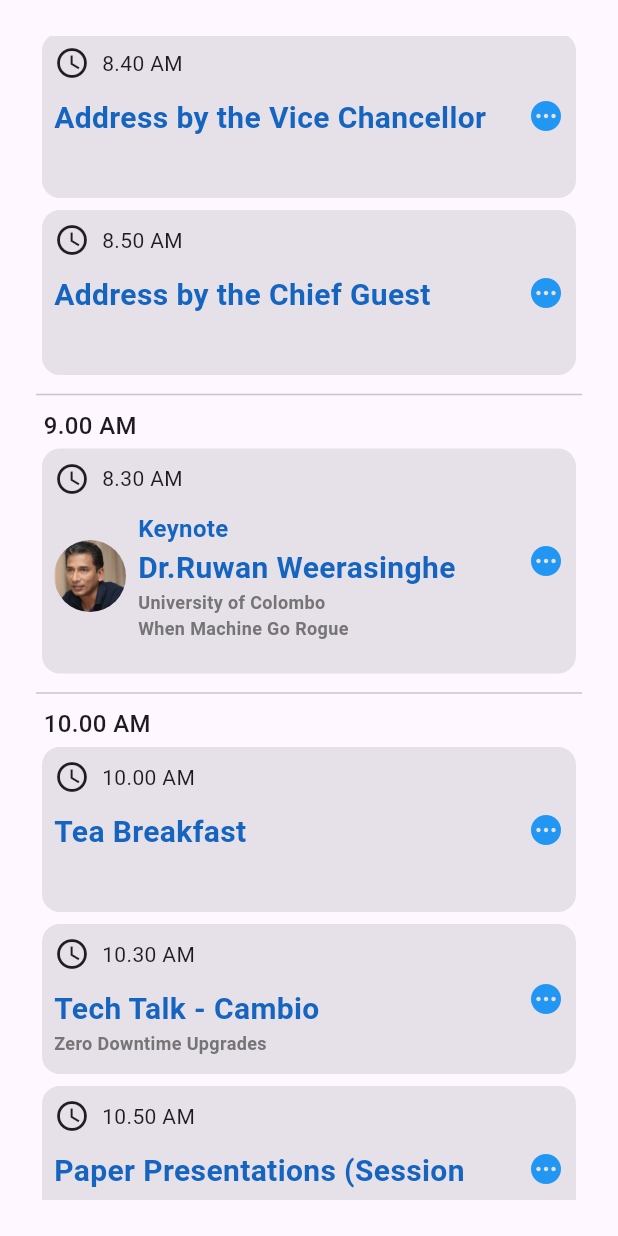
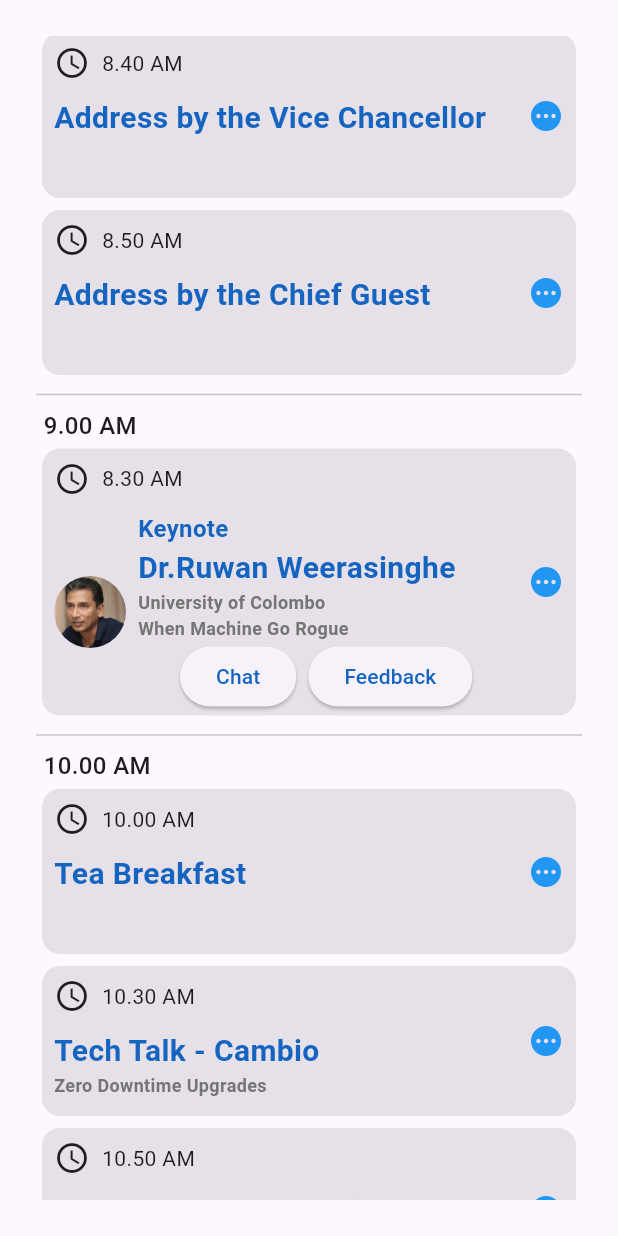
Before and after one commit to ProjectConfee/Confee-mobile, a Flutter app: the Schedule screen opened directly, scrolled down 576 dp, on a phone screen of 412 x 824 dp. Run offline on Flutter 3.47's test engine with Material 3 defaults, Android fonts, the phone set to English and light mode, and no system bars; our stand-ins replace youtube_player_flutter; missing offline and left inert: qr_code_scanner, syncfusion_flutter_pdfviewer.

Commit message:
Update schedule.dart

```diff
--- a/lib/screens/event/schedule.dart
+++ b/lib/screens/event/schedule.dart
@@ -310,7 +310,7 @@ class _SampleCardWithProfile extends StatelessWidget {
 
     return SizedBox(
       width: 450,
-      height: 150,
+
       child: Row(
         children: [
           Expanded(
@@ -378,8 +378,31 @@ class _SampleCardWithProfile extends StatelessWidget {
                               color: Colors.grey[600],
                               fontWeight: FontWeight.bold,
                             ),
-
                           ),
+                          Row(
+                            children: [
+                              const SizedBox(width: 28),
+                              ElevatedButton(
+                                onPressed: () {
+                                  // Handle Accept action
+                                },
+                                style: ElevatedButton.styleFrom(
+                                  foregroundColor: Colors.blue[800],
+                                ),
+                                child: const Text('Chat'),
+                              ),
+                              const SizedBox(width: 8),
+                              ElevatedButton(
+                                onPressed: () {
+                                  // Handle Decline action
+                                },
+                                style: ElevatedButton.styleFrom(
+                                  foregroundColor: Colors.blue[800],
+                                ),
+                                child: const Text('Feedback'),
+                              ),
+                            ],
+                          )
                         ],
                       ),
                     ],
```
